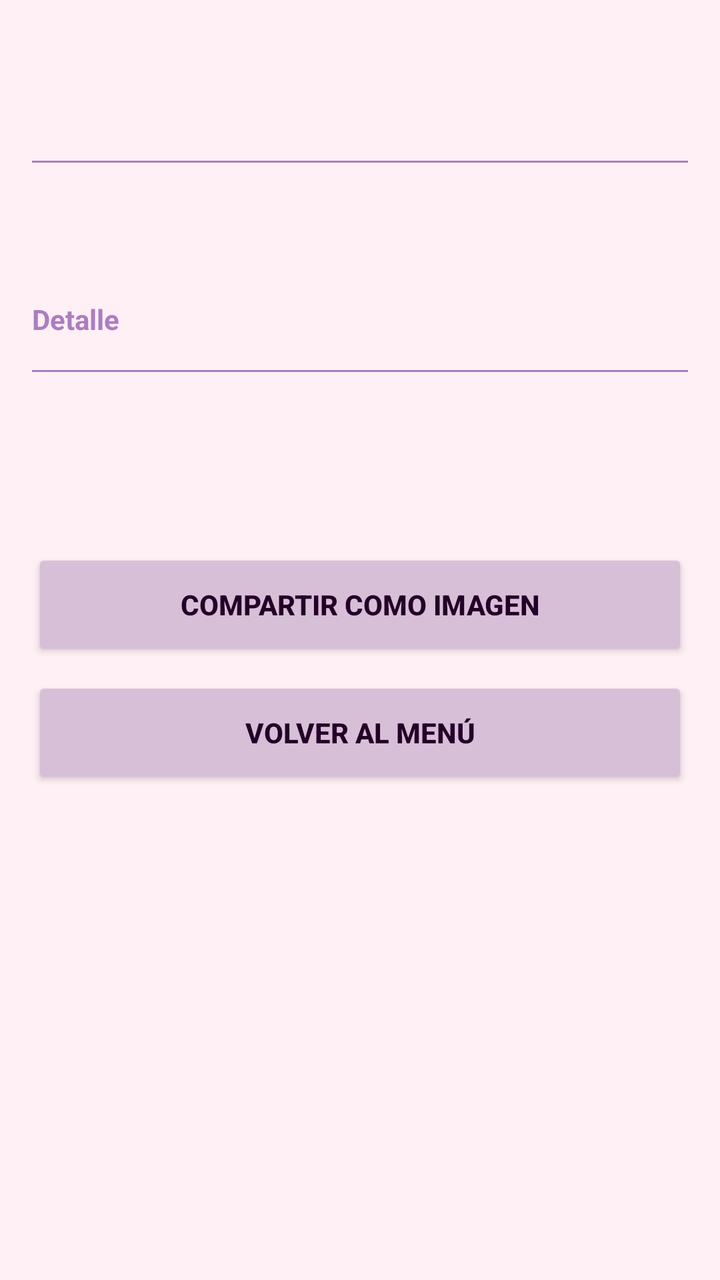
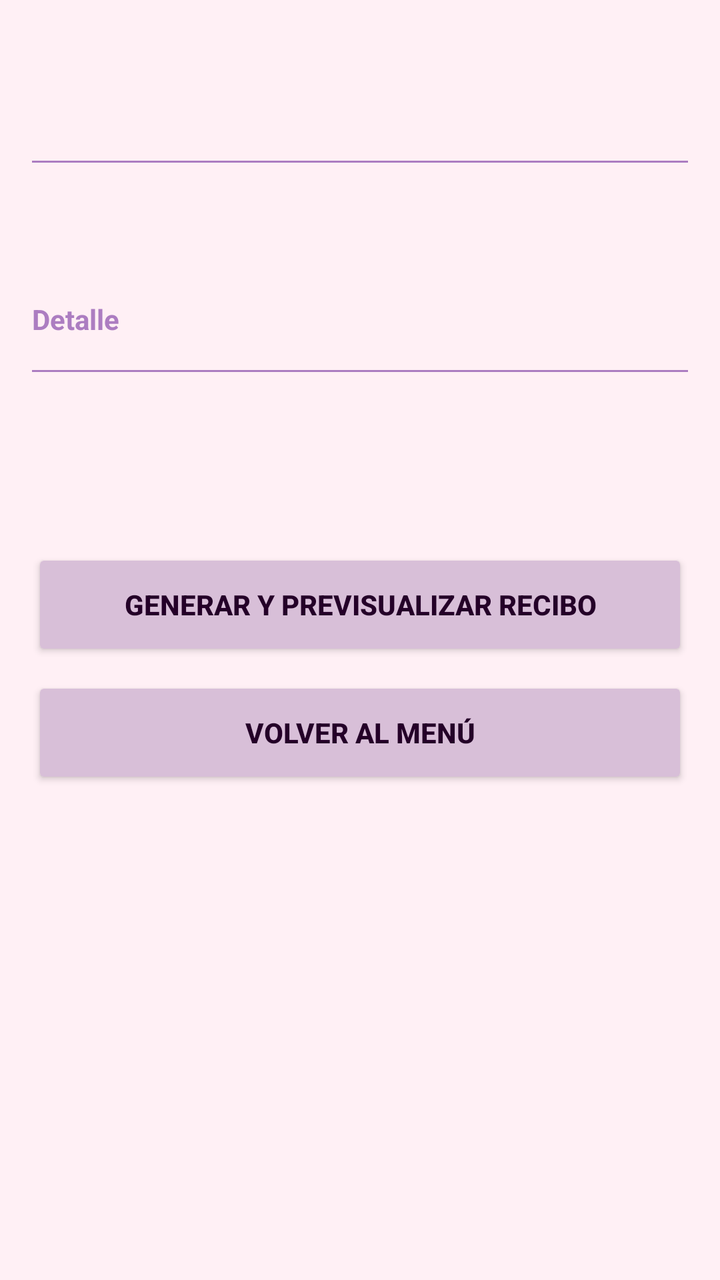

An Android layout rendered at two revisions. The XML below is the earlier revision; the diff shows what the commit changed to produce the second picture.
<!-- AndroidManifest.xml: application theme AppTheme -->
<!-- res/layout/activity_recibo.xml -->
<?xml version="1.0" encoding="utf-8"?>
<ScrollView xmlns:android="http://schemas.android.com/apk/res/android"
    android:layout_width="match_parent"
    android:layout_height="match_parent"
    android:background="@color/fondo"
    android:padding="16dp">

    <LinearLayout
        android:layout_width="match_parent"
        android:layout_height="wrap_content"
        android:orientation="vertical">

        <TextView
            android:id="@+id/tvReciboRef"
            android:layout_width="match_parent"
            android:layout_height="wrap_content"
            android:textSize="22sp"
            android:textColor="@color/texto"
            android:gravity="center"/>

        <TextView
            android:id="@+id/tvReciboFecha"
            android:layout_width="match_parent"
            android:layout_height="wrap_content"
            android:gravity="center"
            android:paddingTop="4dp"
            android:textColor="@color/textoSuave"/>

        <View
            android:layout_width="match_parent"
            android:layout_height="1dp"
            android:layout_marginTop="12dp"
            android:layout_marginBottom="12dp"
            android:background="@color/acento"/>

        <TextView
            android:id="@+id/tvReciboCliente"
            android:layout_width="match_parent"
            android:layout_height="wrap_content"
            android:textSize="16sp"
            android:textColor="@color/texto"/>

        <TextView
            android:id="@+id/tvReciboPrecio"
            android:layout_width="match_parent"
            android:layout_height="wrap_content"
            android:paddingTop="4dp"
            android:textColor="@color/texto"/>

        <TextView
            android:layout_width="match_parent"
            android:layout_height="wrap_content"
            android:layout_marginTop="12dp"
            android:textStyle="bold"
            android:textColor="@color/acento"
            android:text="Detalle"/>

        <LinearLayout
            android:id="@+id/llItems"
            android:layout_width="match_parent"
            android:layout_height="wrap_content"
            android:orientation="vertical"
            android:layout_marginTop="4dp"/>

        <View
            android:layout_width="match_parent"
            android:layout_height="1dp"
            android:layout_marginTop="12dp"
            android:layout_marginBottom="12dp"
            android:background="@color/acento"/>

        <TextView
            android:id="@+id/tvReciboTotal"
            android:layout_width="match_parent"
            android:layout_height="wrap_content"
            android:textSize="22sp"
            android:textColor="@color/texto"/>

        <TextView
            android:id="@+id/tvReciboMetodo"
            android:layout_width="match_parent"
            android:layout_height="wrap_content"
            android:layout_marginTop="4dp"
            android:textColor="@color/texto"/>

        <Button
            android:id="@+id/btnCompartir"
            style="@style/BotonPrincipal"
            android:layout_width="match_parent"
            android:layout_height="56dp"
            android:layout_marginTop="24dp"
            android:text="Compartir como imagen"/>

        <Button
            android:id="@+id/btnVolverMenu"
            style="@style/BotonPrincipal"
            android:layout_width="match_parent"
            android:layout_height="56dp"
            android:layout_marginTop="8dp"
            android:text="Volver al menú"/>
    </LinearLayout>
</ScrollView>
<!-- resources referenced by this layout -->
<resources>
  <color name="acento">#AC7DC1</color>
  <color name="fondo">#FFF0F5</color>
  <color name="texto">#240028</color>
  <color name="textoSuave">#6E5B72</color>
  <style name="BotonPrincipal" parent="@android:style/Widget.Material.Button">
          <item name="android:backgroundTint">#D8BFD8</item>
          <item name="android:textColor">#240028</item>
          <item name="android:textStyle">bold</item>
      </style>
  <style name="AppTheme" parent="@android:style/Theme.Material.Light.DarkActionBar">
          <item name="android:colorPrimary">#AC7DC1</item>
          <item name="android:colorPrimaryDark">#240028</item>
          <item name="android:colorAccent">#AC7DC1</item>
          <item name="android:windowBackground">#FFF0F5</item>
          <item name="android:textColorPrimary">#240028</item>
          <item name="android:textColorSecondary">#6E5B72</item>
      </style>
</resources>

<!-- the commit's change to res/layout/activity_recibo.xml (unified diff, before → after) -->
@@ -83,13 +83,23 @@
             android:layout_marginTop="4dp"
             android:textColor="@color/texto"/>
 
+        
+        <ImageView
+            android:id="@+id/ivPreviewRecibo"
+            android:layout_width="match_parent"
+            android:layout_height="wrap_content"
+            android:layout_marginTop="24dp"
+            android:adjustViewBounds="true"
+            android:background="#EEEEEE"
+            android:visibility="gone"/>
+
         <Button
             android:id="@+id/btnCompartir"
             style="@style/BotonPrincipal"
             android:layout_width="match_parent"
             android:layout_height="56dp"
             android:layout_marginTop="24dp"
-            android:text="Compartir como imagen"/>
+            android:text="Generar y previsualizar recibo"/>
 
         <Button
             android:id="@+id/btnVolverMenu"
